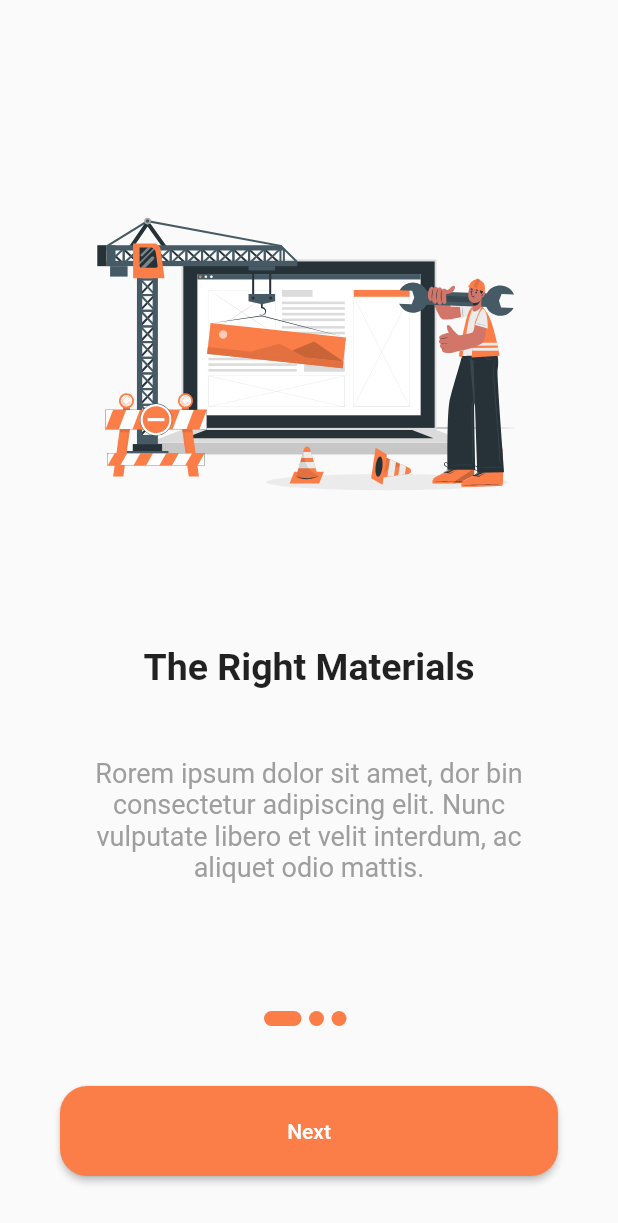
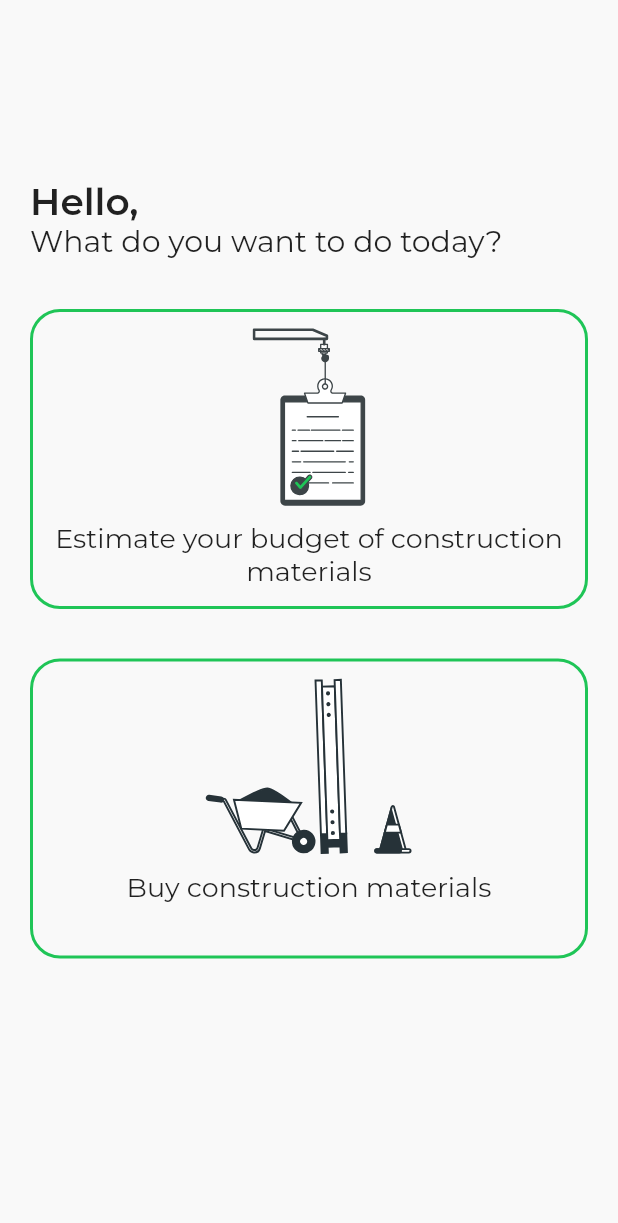
Before and after one commit to bloopdex/EcoBuild, a Flutter app: the screen it shows after launch, on a phone screen of 412 x 824 dp. Shown: the top 1223 px of the screen. Run offline on Flutter 3.47's test engine with Material 2 defaults, Android fonts, the light colour scheme and no system bars; our stand-ins replace bloc, flutter_bloc, flutter_svg, shared_preferences.

Commit message:
Finished User Choise Screen + Bottom Navigation bar for Buy Section

```diff
--- a/ecobuild/lib/main.dart
+++ b/ecobuild/lib/main.dart
@@ -1,19 +1,36 @@
-import 'package:ecobuild/views/onBoarding/onboarding.dart';
+import 'views/buy/buy.dart';
+import 'views/user_choice.dart';
+import 'views/onboarding.dart';
 import 'package:flutter/material.dart';
+import 'package:shared_preferences/shared_preferences.dart';
 
-void main() {
-  runApp(const MyApp());
+Future<void> main() async {
+  WidgetsFlutterBinding.ensureInitialized();
+  SharedPreferences prefs = await SharedPreferences.getInstance();
+  runApp(MyApp(
+    prefs: prefs,
+  ));
 }
 
 class MyApp extends StatelessWidget {
-  const MyApp({super.key});
+  final SharedPreferences prefs;
+  const MyApp({super.key, required this.prefs});
 
   @override
   Widget build(BuildContext context) {
+    bool onboardingShown = prefs.getBool('onboardingShown') ?? false;
+
     return MaterialApp(
-      title: 'Flutter Demo',
-      theme: ThemeData(primaryColor: const Color(0xFFFB7D47)),
-      home: const OnBoarding(),
+      title: 'EcoBuild',
+      theme: ThemeData(
+          primaryColor: const Color(0xFF1FC557),
+          scaffoldBackgroundColor: const Color(0xFFF9F9F9),
+          fontFamily: 'Montserrat'),
+      routes: {
+        '/': (context) =>
+            (onboardingShown) ? const OnBoarding() : const UserChoiceScreen(),
+        '/buy': (context) => const Buy(),
+      },
     );
   }
 }
--- a/ecobuild/lib/views/home.dart
+++ b/ecobuild/lib/views/buy/buy_orders.dart
@@ -1,7 +1,7 @@
 import 'package:flutter/material.dart';
 
-class Home extends StatelessWidget {
-  const Home({super.key});
+class BuyOrders extends StatelessWidget {
+  const BuyOrders({super.key});
 
   @override
   Widget build(BuildContext context) {
--- a/ecobuild/lib/views/onBoarding/onboarding.dart
+++ b/ecobuild/lib/views/onboarding.dart
@@ -1,9 +1,9 @@
+import 'package:ecobuild/views/user_choice.dart';
 import 'package:flutter/material.dart';
 import 'package:flutter_bloc/flutter_bloc.dart';
 import 'package:flutter_svg/svg.dart';
 
-import '../../models/onboarding_content_model.dart';
-import '../home.dart';
+import '../models/onboarding_content_model.dart';
 
 class PageIndexState {
   int currentIndex = 0;
@@ -119,7 +119,7 @@ class OnBoarding extends StatelessWidget {
                         Navigator.pushReplacement(
                           context,
                           MaterialPageRoute(
-                            builder: (_) => const Home(),
+                            builder: (_) => const UserChoiceScreen(),
                           ),
                         );
                       }
--- /dev/null
+++ b/ecobuild/lib/views/user_choice.dart
@@ -0,0 +1,41 @@
+// ignore_for_file: public_member_api_docs, sort_constructors_first
+import 'package:ecobuild/widgets/user_choice_widget.dart';
+import 'package:flutter/material.dart';
+
+class UserChoiceScreen extends StatelessWidget {
+  const UserChoiceScreen({super.key});
+
+  @override
+  Widget build(BuildContext context) {
+    return Scaffold(
+      body: Padding(
+        padding: const EdgeInsets.all(20.0),
+        child: Column(
+          crossAxisAlignment: CrossAxisAlignment.start,
+          children: [
+            const Spacer(flex: 3),
+            const Text('Hello,',
+                style: TextStyle(fontSize: 25, fontWeight: FontWeight.bold)),
+            const Text('What do you want to do today?',
+                style: TextStyle(fontSize: 20)),
+            const Spacer(flex: 1),
+            GestureDetector(
+              onTap: () => Navigator.pushNamed(context, '/estimate'),
+              child: const UserChoiceWidget(
+                  image: 'lib/assets/images/estimate.svg',
+                  title: 'Estimate your budget of construction materials '),
+            ),
+            const Spacer(flex: 1),
+            GestureDetector(
+              onTap: () => Navigator.pushNamed(context, '/buy'),
+              child: const UserChoiceWidget(
+                  image: 'lib/assets/images/buy.svg',
+                  title: 'Buy construction materials '),
+            ),
+            const Spacer(flex: 5),
+          ],
+        ),
+      ),
+    );
+  }
+}
--- /dev/null
+++ b/ecobuild/lib/widgets/user_choice_widget.dart
@@ -0,0 +1,36 @@
+import 'package:flutter/material.dart';
+import 'package:flutter_svg/svg.dart';
+
+class UserChoiceWidget extends StatelessWidget {
+  final String image;
+  final String title;
+  const UserChoiceWidget({super.key, required this.image, required this.title});
+
+  @override
+  Widget build(BuildContext context) {
+    return Container(
+        width: double.infinity,
+        height: 200,
+        alignment: Alignment.center,
+        decoration: BoxDecoration(
+            borderRadius: BorderRadius.circular(20),
+            border: Border.all(
+              color: Theme.of(context).primaryColor,
+              width: 2,
+            )),
+        child: Padding(
+          padding: const EdgeInsets.all(10),
+          child: Column(
+            children: [
+              SvgPicture.asset(image, height: 120),
+              const SizedBox(height: 10),
+              Text(title,
+                  textAlign: TextAlign.center,
+                  style: const TextStyle(
+                    fontSize: 18,
+                  ))
+            ],
+          ),
+        ));
+  }
+}
--- a/ecobuild/pubspec.yaml
+++ b/ecobuild/pubspec.yaml
@@ -35,6 +35,7 @@ dependencies:
     sdk: flutter
   flutter_bloc: ^8.1.1
   flutter_svg: ^1.1.6
+  shared_preferences: ^2.0.17
 
 dev_dependencies:
   flutter_lints: ^2.0.0
```
Also changed, not shown: ecobuild/lib/blocs/navigation/navigation_cubit.dart (added, +24 -0 lines), ecobuild/lib/blocs/navigation/navigation_state.dart (added, +24 -0 lines), ecobuild/lib/views/buy/buy.dart (added, +71 -0 lines), ecobuild/lib/views/buy/buy_home.dart (added, +22 -0 lines), ecobuild/lib/views/buy/buy_measurements.dart (added, +17 -0 lines), ecobuild/lib/assets/images/buy.svg (added), ecobuild/lib/assets/images/estimate.svg (added), ecobuild/lib/views/order/order_form.dart (added), ecobuild/pubspec.lock, 4 other files.
